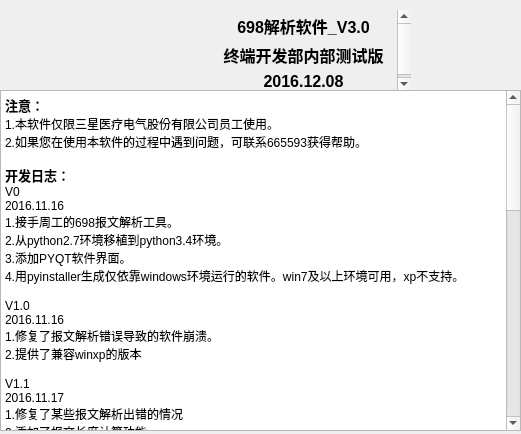
This is UI/about_window.ui in KayFelicities/698trans as Qt 5 draws it before an edit. The edited form follows.
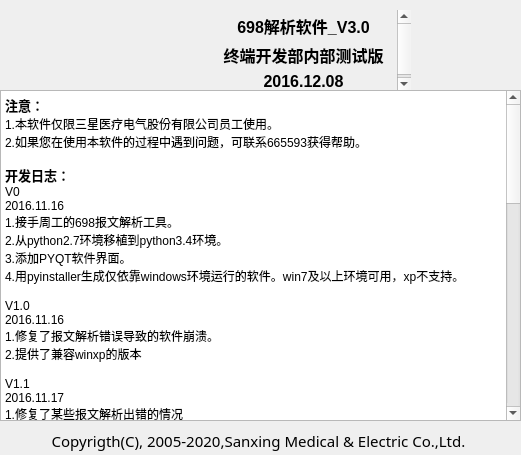
This is the edited form. Icons and pictures are not drawn.

What changed in the file:
```diff
--- a/UI/about_window.ui
+++ b/UI/about_window.ui
@@ -7,7 +7,7 @@
     <x>0</x>
     <y>0</y>
     <width>521</width>
-    <height>434</height>
+    <height>455</height>
    </rect>
   </property>
   <property name="windowTitle">
@@ -25,7 +25,7 @@
       <x>0</x>
       <y>90</y>
       <width>521</width>
-      <height>341</height>
+      <height>331</height>
      </rect>
     </property>
     <property name="html">
@@ -238,6 +238,33 @@
      <bool>false</bool>
     </property>
    </widget>
+   <widget class="QLabel" name="label">
+    <property name="geometry">
+     <rect>
+      <x>3</x>
+      <y>430</y>
+      <width>511</width>
+      <height>21</height>
+     </rect>
+    </property>
+    <property name="font">
+     <font>
+      <family>微软雅黑</family>
+      <pointsize>11</pointsize>
+      <weight>50</weight>
+      <bold>false</bold>
+     </font>
+    </property>
+    <property name="layoutDirection">
+     <enum>Qt::LeftToRight</enum>
+    </property>
+    <property name="text">
+     <string>Copyrigth(C), 2005-2020,Sanxing Medical &amp; Electric Co.,Ltd.</string>
+    </property>
+    <property name="alignment">
+     <set>Qt::AlignCenter</set>
+    </property>
+   </widget>
    <zorder>pushButton</zorder>
    <zorder>textBrowser</zorder>
    <zorder>about_box</zorder>
```
Left out of the diff: 1 changed line with no effect on the pictures.
